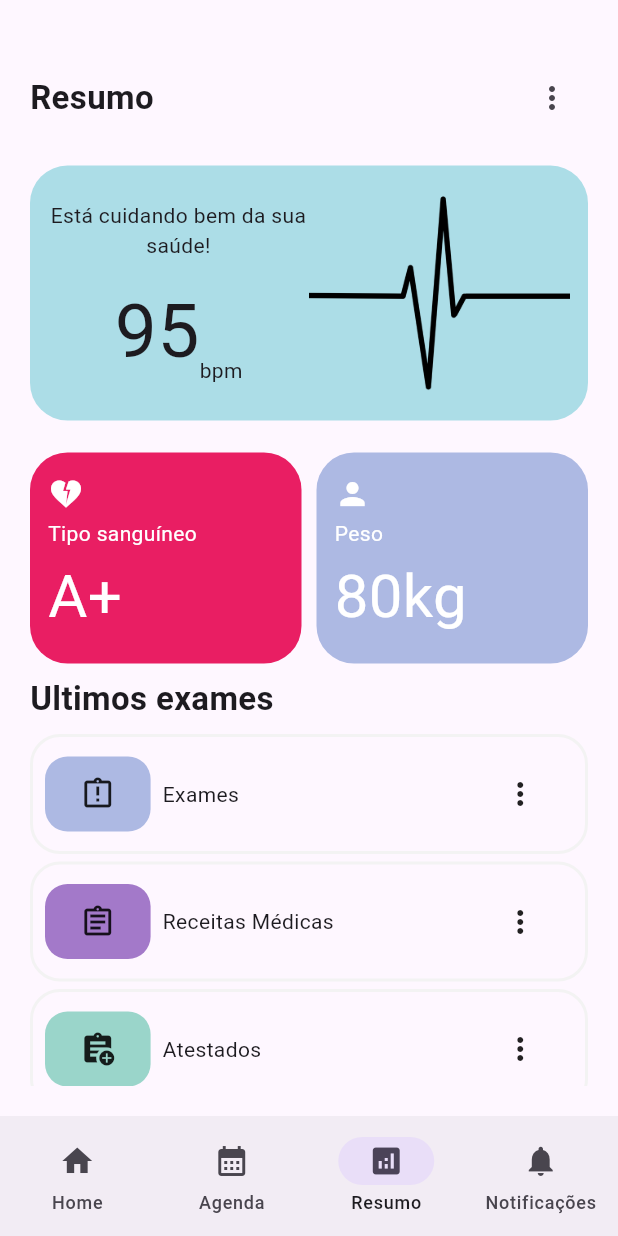
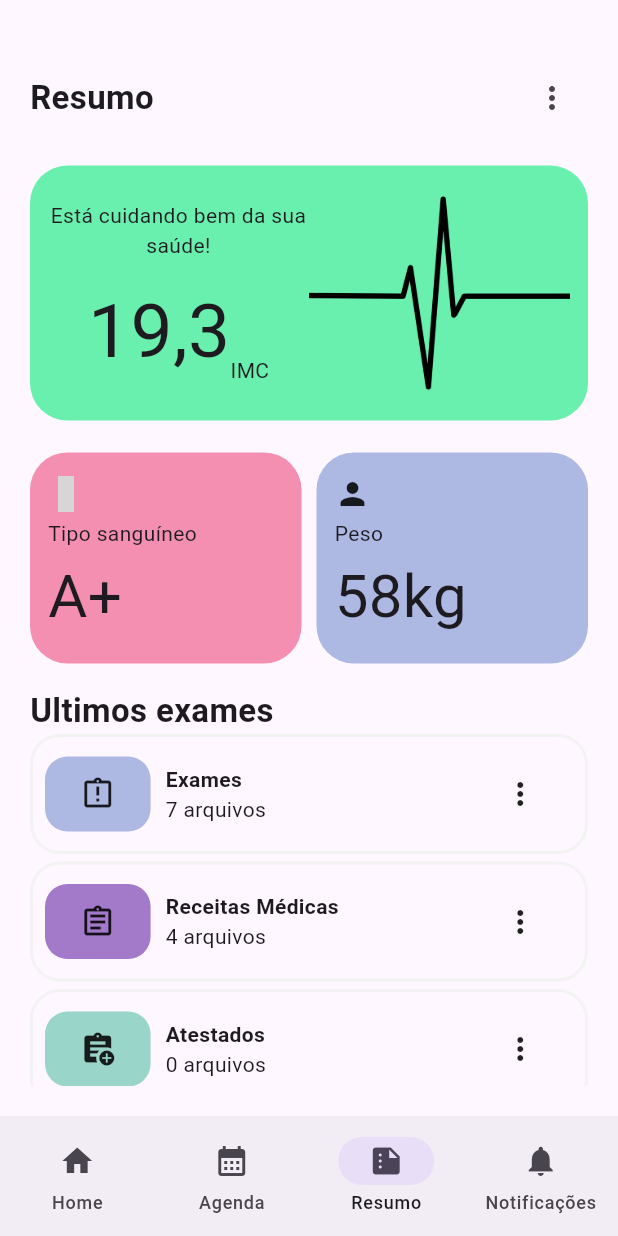
Before and after one commit to nickollas-johann/medical_appointment, a Flutter app: the screen it shows after launch, item 3 of the bottom bar chosen, on a phone screen of 412 x 824 dp. Run offline on Flutter 3.47's test engine with Material 3 defaults, Android fonts, the phone set to English and light mode, and no system bars; our stand-ins replace eva_icons_flutter; grey boxes are pictures that could not be loaded.

Commit message:
home e resumo prontas

```diff
--- a/lib/pages/home_view_navigation.dart
+++ b/lib/pages/home_view_navigation.dart
@@ -28,7 +28,7 @@ class _HomeViewNavigationState extends State<HomeViewNavigation> {
           NavigationDestination(
               icon: Icon(Icons.calendar_month), label: 'Agenda'),
           NavigationDestination(
-              icon: Icon(Icons.analytics), label: 'Resumo'),
+              icon: Icon(Icons.summarize), label: 'Resumo'),
           NavigationDestination(
               icon: Icon(Icons.notifications), label: 'Notificações')
         ],
--- a/lib/pages/report_view.dart
+++ b/lib/pages/report_view.dart
@@ -1,3 +1,4 @@
+import 'package:eva_icons_flutter/eva_icons_flutter.dart';
 import 'package:flutter/material.dart';
 import 'package:medical_appointment/pages/utils.dart/colors.dart';
 import 'package:medical_appointment/pages/widgets/report_card.dart';
@@ -35,7 +36,7 @@ class ReportView extends StatelessWidget {
                       ],
                     ),
                     ReportCard(
-                      color: lightBlue,
+                      color: Colors.greenAccent[200]!,
                     ),
                   ],
                 ),
@@ -49,10 +50,10 @@ class ReportView extends StatelessWidget {
                     Expanded(
                       flex: 1,
                       child: SmallaReportCardWidget(
-                        color: Colors.pink,
+                        color: Colors.pink[200]!,
                         mainText: 'A+',
                         text: 'Tipo sanguíneo',
-                        icon: Icon(Icons.heart_broken, color: white,),
+                        icon: Icon(EvaIcons.heart,),
                       ),
                     ),
                     SizedBox(
@@ -62,9 +63,9 @@ class ReportView extends StatelessWidget {
                       flex: 1,
                       child: SmallaReportCardWidget(
                         color: lightPurple,
-                        mainText: '80kg',
+                        mainText: '58kg',
                         text: 'Peso',
-                        icon: Icon(Icons.person, color: white,),
+                        icon: Icon(Icons.person,),
                       ),
                     )
                   ],
@@ -80,7 +81,7 @@ class ReportView extends StatelessWidget {
                     Expanded(
                       flex: 1,
                       child: Align(
-                        alignment: Alignment.centerLeft,
+                        alignment: Alignment.bottomLeft,
                         child: Text(
                           'Ultimos exames',
                           style: TextStyle(
@@ -96,18 +97,21 @@ class ReportView extends StatelessWidget {
                             color: lightPurple,
                             text: 'Exames',
                             icon: Icon(Icons.assignment_late_outlined),
+                            files: '7',
                           ),
                           SizedBox(height: 5,),
                           ReportListCard(
                             icon: Icon(Icons.assignment_outlined),
                             color: purple,
                             text: 'Receitas Médicas',
+                            files: '4',
                           ),
                           SizedBox(height: 5,),
                           ReportListCard(
                             icon: Icon(Icons.assignment_add),
                             color: lightGreen,
                             text: 'Atestados',
+                            files: '0',
                           ),
                           SizedBox(height: 5,),
                         ],
--- a/lib/pages/widgets/report_card.dart
+++ b/lib/pages/widgets/report_card.dart
@@ -8,7 +8,7 @@ class ReportCard extends StatelessWidget {
   Widget build(BuildContext context) {
     return Container(
       height: 170,
-      padding: EdgeInsets.all(12),
+      padding: const EdgeInsets.all(12),
       decoration: ShapeDecoration(
         shape: RoundedRectangleBorder(
           borderRadius: BorderRadius.circular(25),
@@ -28,10 +28,10 @@ class ReportCard extends StatelessWidget {
                   mainAxisAlignment: MainAxisAlignment.center,
                   children: [
                     Text(
-                      '95',
+                      '19,3',
                       style: TextStyle(fontSize: 50),
                     ),
-                    Text('bpm')
+                    Text('IMC')
                   ],
                 ),
               ],
@@ -44,7 +44,7 @@ class ReportCard extends StatelessWidget {
                 shape: RoundedRectangleBorder(
                   borderRadius: BorderRadius.circular(25),
                 ),
-                image: DecorationImage(
+                image: const DecorationImage(
                   image: AssetImage('assets/PinClipart.com_clam-clipart-black-and_827667.png'),
                 ),
               ),
--- a/lib/pages/widgets/report_list_card.dart
+++ b/lib/pages/widgets/report_list_card.dart
@@ -5,8 +5,9 @@ class ReportListCard extends StatelessWidget {
   final Color color;
   final String text;
   final Icon icon;
+  final String files;
   const ReportListCard(
-      {super.key, required this.color, required this.text, required this.icon});
+      {super.key, required this.color, required this.text, required this.icon, required this.files});
 
   @override
   Widget build(BuildContext context) {
@@ -37,8 +38,15 @@ class ReportListCard extends StatelessWidget {
           Expanded(
             flex: 3,
             child: Container(
-              padding: const EdgeInsets.all(8),
-              child: Text(text),
+              padding: const EdgeInsets.all(10),
+              child: Column(
+                mainAxisAlignment: MainAxisAlignment.spaceEvenly,
+                crossAxisAlignment: CrossAxisAlignment.start,
+                children: [
+                  Text(text, style: TextStyle(fontWeight: FontWeight.bold),),
+                  Text('$files arquivos'),
+                ],
+              ),
             ),
           ),
           Expanded(flex: 1, child: Icon(Icons.more_vert)),
--- a/lib/pages/widgets/small_report_card.dart
+++ b/lib/pages/widgets/small_report_card.dart
@@ -1,5 +1,4 @@
 import 'package:flutter/material.dart';
-import 'package:medical_appointment/pages/utils.dart/colors.dart';
 
 class SmallaReportCardWidget extends StatelessWidget {
   final Color color;
@@ -10,12 +9,13 @@ class SmallaReportCardWidget extends StatelessWidget {
       {super.key,
       required this.color,
       required this.mainText,
-      required this.text, required this.icon});
+      required this.text,
+      required this.icon});
 
   @override
   Widget build(BuildContext context) {
     return Container(
-      padding: EdgeInsets.all(12),
+      padding: const EdgeInsets.all(12),
       decoration: ShapeDecoration(
         shape: RoundedRectangleBorder(
           borderRadius: BorderRadius.circular(25),
@@ -27,10 +27,14 @@ class SmallaReportCardWidget extends StatelessWidget {
         crossAxisAlignment: CrossAxisAlignment.start,
         children: [
           icon,
-          Text(text, style: TextStyle(color: white),),
+          Text(
+            text,
+          ),
           Text(
             mainText,
-            style: TextStyle(fontSize:40, color: white),
+            style: TextStyle(
+              fontSize: 40,
+            ),
           ),
         ],
       ),
```
Also changed, not shown: lib/pages/home_view.dart (+20 -5 lines).
